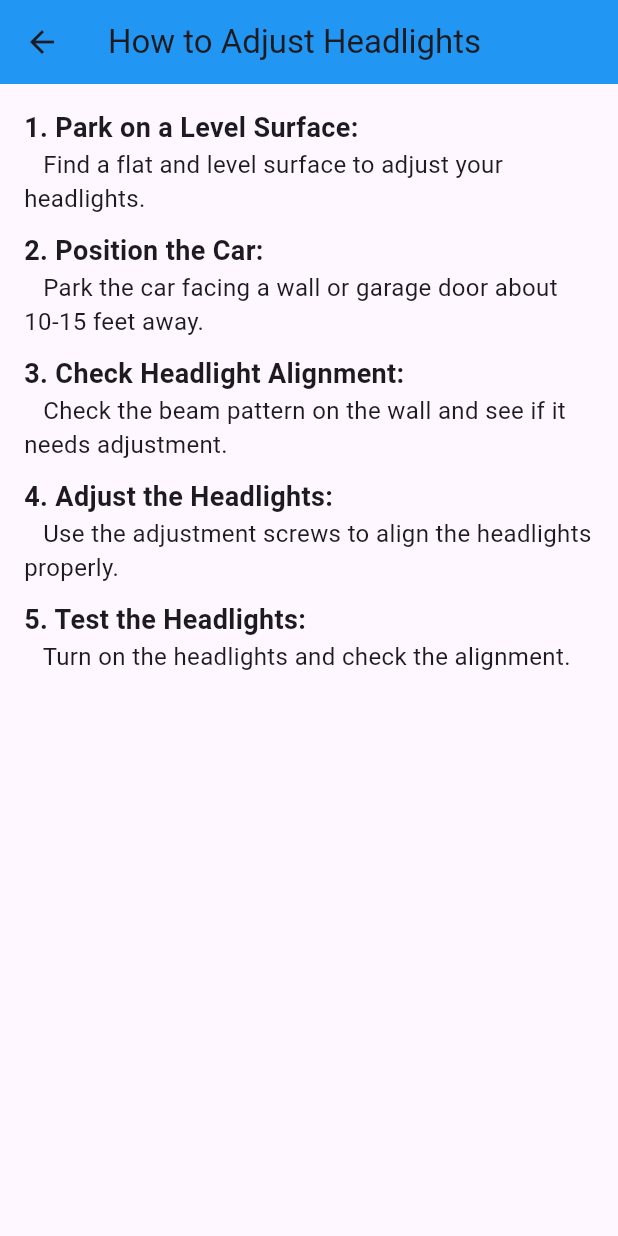
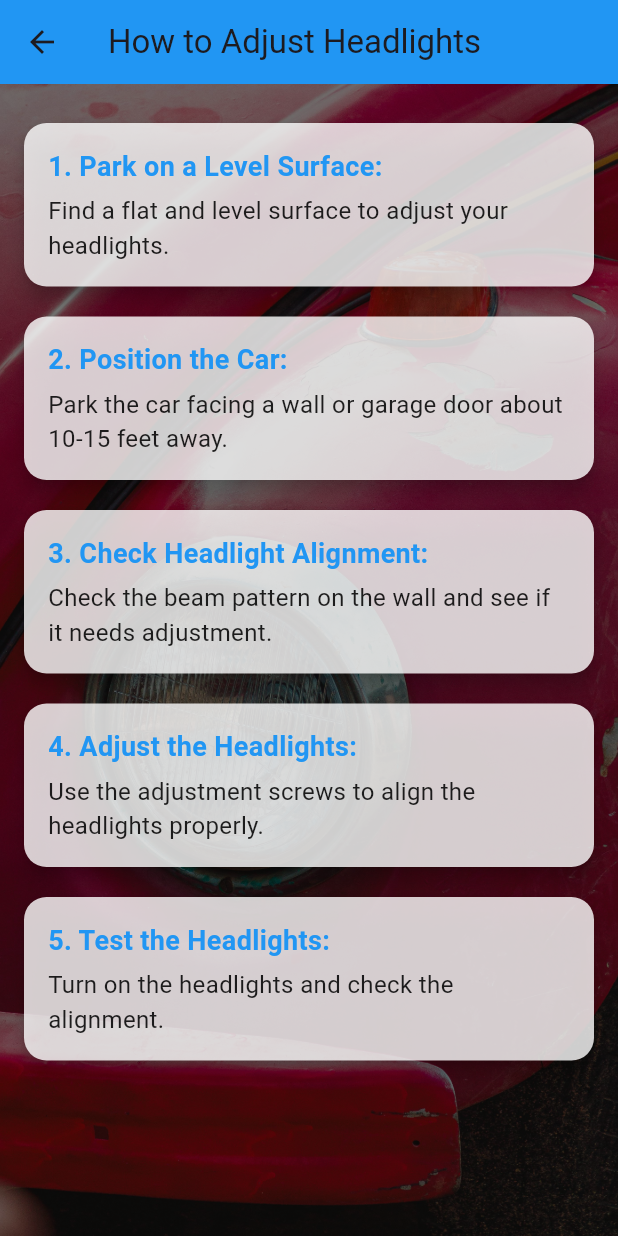
Before and after one commit to MarkhBalam/garage_finderr, a Flutter app: the HeadlightsAdjustmentPage screen opened directly, on a phone screen of 412 x 824 dp. Run offline on Flutter 3.47's test engine with Material 3 defaults, Android fonts, the phone set to English and light mode, and no system bars; our stand-ins replace animated_splash_screen, cloud_firestore, firebase_auth, firebase_core, firebase_storage, google_maps_flutter and 3 more; missing offline and left inert: flutter_polyline_points; accounts and stored records are empty; statements that could not run were skipped.

Commit message:
deleted a page in common car problems

```diff
--- a/lib/pages/common_car_problems.dart
+++ b/lib/pages/common_car_problems.dart
@@ -65,11 +65,6 @@ class CommonCarProblemsPage extends StatelessWidget {
                 onTap: () => _navigateTo(context, HeadlightPage()),
               ),
               ProblemTile(
-                title: 'Clean Battery Terminals',
-                subtitle: 'Instructions for cleaning battery terminals.',
-                onTap: () => _navigateTo(context, DeadBatteryPage()),
-              ),
-              ProblemTile(
                 title: 'Check Tire Pressure',
                 subtitle:
                     'Instructions for checking and adjusting tire pressure.',
--- a/lib/pages/commonproblems/headlight_adjustment.dart
+++ b/lib/pages/commonproblems/headlight_adjustment.dart
@@ -8,53 +8,83 @@ class HeadlightsAdjustmentPage extends StatelessWidget {
         title: Text('How to Adjust Headlights'),
         backgroundColor: Colors.blue,
       ),
-      body: Padding(
+      body: Stack(
+        children: [
+          // Background image
+          Container(
+            decoration: BoxDecoration(
+              image: DecorationImage(
+                image: AssetImage(
+                    'lib/images/headlight1.jpg'), // Path to your background image
+                fit: BoxFit.cover,
+              ),
+            ),
+          ),
+          // Semi-transparent overlay
+          Container(
+            color: Colors.black.withOpacity(0.5),
+          ),
+          // Main content
+          Padding(
+            padding: const EdgeInsets.all(16.0),
+            child: ListView(
+              children: [
+                _buildInstructionCard(
+                  '1. Park on a Level Surface:',
+                  'Find a flat and level surface to adjust your headlights.',
+                ),
+                _buildInstructionCard(
+                  '2. Position the Car:',
+                  'Park the car facing a wall or garage door about 10-15 feet away.',
+                ),
+                _buildInstructionCard(
+                  '3. Check Headlight Alignment:',
+                  'Check the beam pattern on the wall and see if it needs adjustment.',
+                ),
+                _buildInstructionCard(
+                  '4. Adjust the Headlights:',
+                  'Use the adjustment screws to align the headlights properly.',
+                ),
+                _buildInstructionCard(
+                  '5. Test the Headlights:',
+                  'Turn on the headlights and check the alignment.',
+                ),
+              ],
+            ),
+          ),
+        ],
+      ),
+    );
+  }
+
+  Widget _buildInstructionCard(String title, String description) {
+    return Card(
+      margin: EdgeInsets.symmetric(vertical: 10),
+      shape: RoundedRectangleBorder(
+        borderRadius: BorderRadius.circular(15),
+      ),
+      elevation: 5,
+      color: Colors.white.withOpacity(0.8),
+      child: Padding(
         padding: const EdgeInsets.all(16.0),
-        child: ListView(
+        child: Column(
+          crossAxisAlignment: CrossAxisAlignment.start,
           children: [
             Text(
-              '1. Park on a Level Surface:',
-              style: TextStyle(fontWeight: FontWeight.bold, fontSize: 18),
+              title,
+              style: TextStyle(
+                fontWeight: FontWeight.bold,
+                fontSize: 18,
+                color: Colors.blue,
+              ),
             ),
+            SizedBox(height: 5),
             Text(
-              '   Find a flat and level surface to adjust your headlights.',
-              style: TextStyle(fontSize: 16),
-            ),
-            SizedBox(height: 10),
-            Text(
-              '2. Position the Car:',
-              style: TextStyle(fontWeight: FontWeight.bold, fontSize: 18),
-            ),
-            Text(
-              '   Park the car facing a wall or garage door about 10-15 feet away.',
-              style: TextStyle(fontSize: 16),
-            ),
-            SizedBox(height: 10),
-            Text(
-              '3. Check Headlight Alignment:',
-              style: TextStyle(fontWeight: FontWeight.bold, fontSize: 18),
-            ),
-            Text(
-              '   Check the beam pattern on the wall and see if it needs adjustment.',
-              style: TextStyle(fontSize: 16),
-            ),
-            SizedBox(height: 10),
-            Text(
-              '4. Adjust the Headlights:',
-              style: TextStyle(fontWeight: FontWeight.bold, fontSize: 18),
-            ),
-            Text(
-              '   Use the adjustment screws to align the headlights properly.',
-              style: TextStyle(fontSize: 16),
-            ),
-            SizedBox(height: 10),
-            Text(
-              '5. Test the Headlights:',
-              style: TextStyle(fontWeight: FontWeight.bold, fontSize: 18),
-            ),
-            Text(
-              '   Turn on the headlights and check the alignment.',
-              style: TextStyle(fontSize: 16),
+              description,
+              style: TextStyle(
+                fontSize: 16,
+                color: Colors.black87,
+              ),
             ),
           ],
         ),
```
Also changed, not shown: lib/pages/commonproblems/fusepage.dart (+72 -42 lines), lib/images/fuse.jpg (added).
